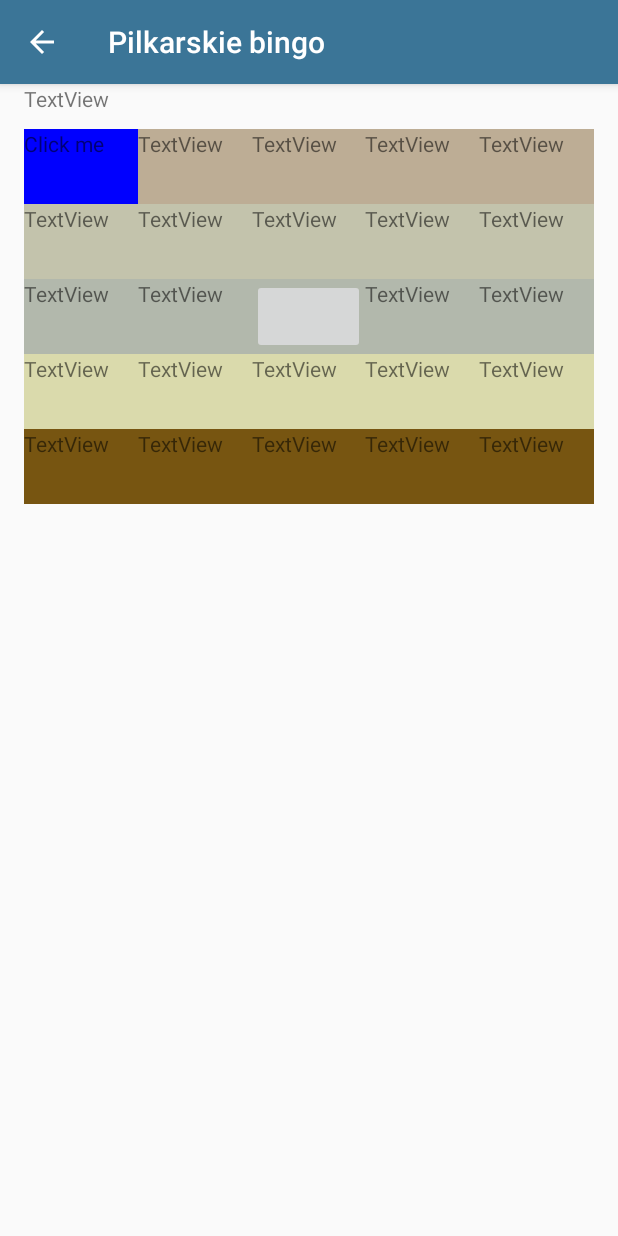
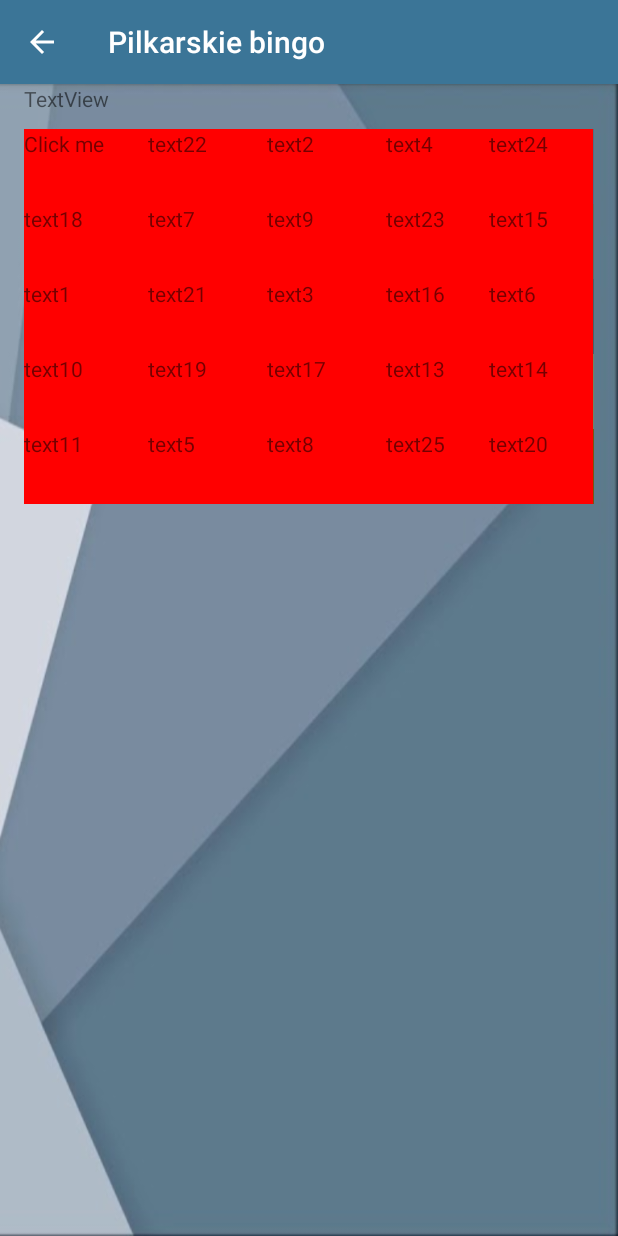
Before and after one commit to matik133/Bingo-app, an Android app: the Game screen opened directly, with no data from a screen before it, after a tap on "Clicked", on a phone screen of 412 x 824 dp. Run offline under Robolectric (Android 15) with nearby library versions, the phone set to English and light mode, and no system bars; 1 other tap on this screen came first.

Commit message:
dodanie losowanie

```diff
--- a/app/src/main/java/pl/kwiateksoft/pilkarskiebingo/Game.java
+++ b/app/src/main/java/pl/kwiateksoft/pilkarskiebingo/Game.java
@@ -6,33 +6,99 @@ import android.support.v7.app.AppCompatActivity;
 import android.view.View;
 import android.widget.TextView;
 
+import java.util.ArrayList;
+import java.util.Arrays;
+import java.util.LinkedList;
+import java.util.List;
+import java.util.Random;
+
 public class Game extends AppCompatActivity {
 
     TextView t;
-    String text_click;
-    String text_default;
     boolean isClicked;
+    List<TextView> fieldsList = new ArrayList<>();
+    List<String> bingoWordList = new LinkedList<>(Arrays.asList("text1", "text2","text3","text4","text5","text6","text7","text8","text9","text10","text11","text12","text13","text14","text15","text16","text17","text18","text19","text20","text21","text22","text23","text24","text25"));
+
+
     @Override
-    protected void onCreate(Bundle savedInstanceState) {
+    public void onCreate(Bundle savedInstanceState) {
         super.onCreate(savedInstanceState);
         setContentView(R.layout.activity_game);
+
+
+
+        fieldsList.add((TextView)findViewById(R.id.field1));
+        fieldsList.add((TextView)findViewById(R.id.field2));
+        fieldsList.add((TextView)findViewById(R.id.field3));
+        fieldsList.add((TextView)findViewById(R.id.field4));
+        fieldsList.add((TextView)findViewById(R.id.field5));
+        fieldsList.add((TextView)findViewById(R.id.field6));
+        fieldsList.add((TextView)findViewById(R.id.field7));
+        fieldsList.add((TextView)findViewById(R.id.field8));
+        fieldsList.add((TextView)findViewById(R.id.field9));
+        fieldsList.add((TextView)findViewById(R.id.field10));
+        fieldsList.add((TextView)findViewById(R.id.field11));
+        fieldsList.add((TextView)findViewById(R.id.field12));
+        fieldsList.add((TextView)findViewById(R.id.field13));
+        fieldsList.add((TextView)findViewById(R.id.field14));
+        fieldsList.add((TextView)findViewById(R.id.field15));
+        fieldsList.add((TextView)findViewById(R.id.field16));
+        fieldsList.add((TextView)findViewById(R.id.field17));
+        fieldsList.add((TextView)findViewById(R.id.field18));
+        fieldsList.add((TextView)findViewById(R.id.field19));
+        fieldsList.add((TextView)findViewById(R.id.field20));
+        fieldsList.add((TextView)findViewById(R.id.field21));
+        fieldsList.add((TextView)findViewById(R.id.field22));
+        fieldsList.add((TextView)findViewById(R.id.field23));
+        fieldsList.add((TextView)findViewById(R.id.field24));
+        fieldsList.add((TextView)findViewById(R.id.field25));
+        fillFields();
+
+
+
+    }
+
+    public void fillFields(){
+
+        List<String> bingoWordList2=bingoWordList; //lista zapasowa do usuwania elementów
+        Random generator = new Random();
+
+        for (TextView field : fieldsList)
+        {
+            int sizeOfList = bingoWordList2.size();
+            int pick = generator.nextInt(sizeOfList);
+            field.setText(bingoWordList2.get(pick));
+            bingoWordList2.remove(pick);
+
+        }
     }
 
     public void onClick(View view) {
 
-        t = (TextView)findViewById( R.id.textView5);
-        String text = (String) t.getText();
+        t = (TextView)findViewById( R.id.field1);
+
+
+
 
         if (isClicked==false){
-            t.setBackgroundColor(Color.RED);
+            for (TextView field : fieldsList)
+            {
+                field.setBackgroundColor(Color.BLUE);
+
+            }
             isClicked=true;
             t.setText("Clicked");
         }
         else {
-            t.setBackgroundColor(Color.BLUE);
+            for (TextView field : fieldsList)
+            {
+                field.setBackgroundColor(Color.RED);
+
+            }
             t.setText("Click me");
             isClicked=false;
         }
 
+
     }
 }
--- a/app/src/main/res/layout/activity_game.xml
+++ b/app/src/main/res/layout/activity_game.xml
@@ -4,7 +4,8 @@
     xmlns:tools="http://schemas.android.com/tools"
     android:layout_width="match_parent"
     android:layout_height="match_parent"
-    tools:context=".Game">
+    tools:context=".Game"
+    android:background="@drawable/tlo2">
 
     <TableLayout
         android:layout_width="match_parent"
@@ -26,42 +27,43 @@
         <TableRow
             android:layout_width="match_parent"
             android:layout_height="94dp"
-            android:background="#7752"
+            android:background="#1A000000"
             android:onClick="onClick">
 
             <TextView
-                android:id="@+id/textView5"
+                android:id="@+id/field1"
                 android:layout_width="wrap_content"
                 android:layout_height="50dp"
                 android:layout_weight="0.2"
                 android:text="TextView" />
 
             <TextView
-                android:id="@+id/textView16"
+                android:id="@+id/field2"
                 android:layout_width="wrap_content"
                 android:layout_height="50dp"
                 android:layout_weight="0.2"
                 android:text="TextView" />
 
             <TextView
-                android:id="@+id/textView17"
+                android:id="@+id/field3"
                 android:layout_width="wrap_content"
                 android:layout_height="50dp"
                 android:layout_weight="0.2"
                 android:text="TextView" />
 
             <TextView
-                android:id="@+id/textView18"
+                android:id="@+id/field4"
                 android:layout_width="wrap_content"
                 android:layout_height="50dp"
                 android:layout_weight="0.2"
                 android:text="TextView" />
 
             <TextView
-                android:id="@+id/textView19"
+                android:id="@+id/field5"
                 android:layout_width="wrap_content"
                 android:layout_height="50dp"
                 android:layout_weight="0.2"
+
                 android:text="TextView" />
         </TableRow>
 
@@ -71,35 +73,35 @@
             android:background="#5551">
 
             <TextView
-                android:id="@+id/textView20"
+                android:id="@+id/field6"
                 android:layout_width="wrap_content"
                 android:layout_height="50dp"
                 android:layout_weight="0.2"
                 android:text="TextView" />
 
             <TextView
-                android:id="@+id/textView21"
+                android:id="@+id/field7"
                 android:layout_width="wrap_content"
                 android:layout_height="50dp"
                 android:layout_weight="0.2"
                 android:text="TextView" />
 
             <TextView
-                android:id="@+id/textView22"
+                android:id="@+id/field8"
                 android:layout_width="wrap_content"
                 android:layout_height="50dp"
                 android:layout_weight="0.2"
                 android:text="TextView" />
 
             <TextView
-                android:id="@+id/textView23"
+                android:id="@+id/field9"
                 android:layout_width="wrap_content"
                 android:layout_height="50dp"
                 android:layout_weight="0.2"
                 android:text="TextView" />
 
             <TextView
-                android:id="@+id/textView24"
+                android:id="@+id/field10"
                 android:layout_width="wrap_content"
                 android:layout_height="50dp"
                 android:layout_weight="0.2"
@@ -112,43 +114,38 @@
             android:background="#5231">
 
             <TextView
-                android:id="@+id/textView37"
+                android:id="@+id/field11"
                 android:layout_width="50dp"
                 android:layout_height="50dp"
                 android:layout_weight="0.2"
                 android:text="TextView" />
 
             <TextView
-                android:id="@+id/textView25"
+                android:id="@+id/field12"
                 android:layout_width="50dp"
                 android:layout_height="50dp"
                 android:layout_weight="0.2"
                 android:text="TextView" />
 
-            <ImageButton
-                android:id="@+id/imageButton2"
+            <TextView
+                android:id="@+id/field13"
                 android:layout_width="50dp"
                 android:layout_height="50dp"
-                android:layout_weight="0.2"
-                android:padding="0dp"
-                android:scaleType="centerCrop"
-                tools:srcCompat="@tools:sample/backgrounds/scenic[1]" />
+                android:layout_weight="0.2" />
 
             <TextView
-                android:id="@+id/textView27"
+                android:id="@+id/field14"
                 android:layout_width="wrap_content"
                 android:layout_height="50dp"
                 android:layout_weight="0.2"
                 android:text="TextView" />
 
             <TextView
-                android:id="@+id/textView28"
+                android:id="@+id/field15"
                 android:layout_width="wrap_content"
                 android:layout_height="50dp"
                 android:layout_weight="0.2"
                 android:text="TextView" />
-
-
 
         </TableRow>
 
@@ -158,35 +155,35 @@
             android:background="#5991">
 
             <TextView
-                android:id="@+id/textView38"
+                android:id="@+id/field16"
                 android:layout_width="wrap_content"
                 android:layout_height="50dp"
                 android:layout_weight="0.2"
                 android:text="TextView" />
 
             <TextView
-                android:id="@+id/textView29"
+                android:id="@+id/field17"
                 android:layout_width="wrap_content"
                 android:layout_height="50dp"
                 android:layout_weight="0.2"
                 android:text="TextView" />
 
             <TextView
-                android:id="@+id/textView30"
+                android:id="@+id/field18"
                 android:layout_width="wrap_content"
                 android:layout_height="50dp"
                 android:layout_weight="0.2"
                 android:text="TextView" />
 
             <TextView
-                android:id="@+id/textView31"
+                android:id="@+id/field19"
                 android:layout_width="wrap_content"
                 android:layout_height="50dp"
                 android:layout_weight="0.2"
                 android:text="TextView" />
 
             <TextView
-                android:id="@+id/textView32"
+                android:id="@+id/field20"
                 android:layout_width="wrap_content"
                 android:layout_height="50dp"
                 android:layout_weight="0.2"
@@ -199,35 +196,35 @@
             android:background="#751">
 
             <TextView
-                android:id="@+id/textView39"
+                android:id="@+id/field21"
                 android:layout_width="wrap_content"
                 android:layout_height="50dp"
                 android:layout_weight="0.2"
                 android:text="TextView" />
 
             <TextView
-                android:id="@+id/textView33"
+                android:id="@+id/field22"
                 android:layout_width="wrap_content"
                 android:layout_height="50dp"
                 android:layout_weight="0.2"
                 android:text="TextView" />
 
             <TextView
-                android:id="@+id/textView34"
+                android:id="@+id/field23"
                 android:layout_width="wrap_content"
                 android:layout_height="50dp"
                 android:layout_weight="0.2"
                 android:text="TextView" />
 
             <TextView
-                android:id="@+id/textView35"
+                android:id="@+id/field24"
                 android:layout_width="wrap_content"
                 android:layout_height="50dp"
                 android:layout_weight="0.2"
                 android:text="TextView" />
 
             <TextView
-                android:id="@+id/textView36"
+                android:id="@+id/field25"
                 android:layout_width="wrap_content"
                 android:layout_height="50dp"
                 android:layout_weight="0.2"
```
Also changed, not shown: app/src/main/res/drawable-v24/tlo.jpg (deleted).
